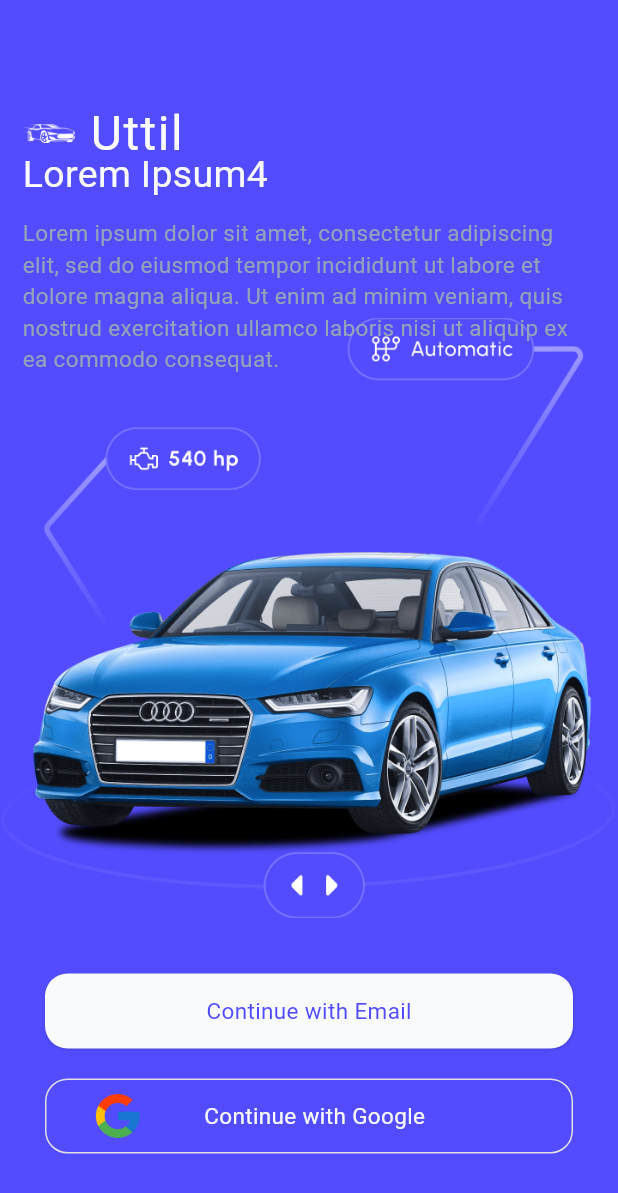
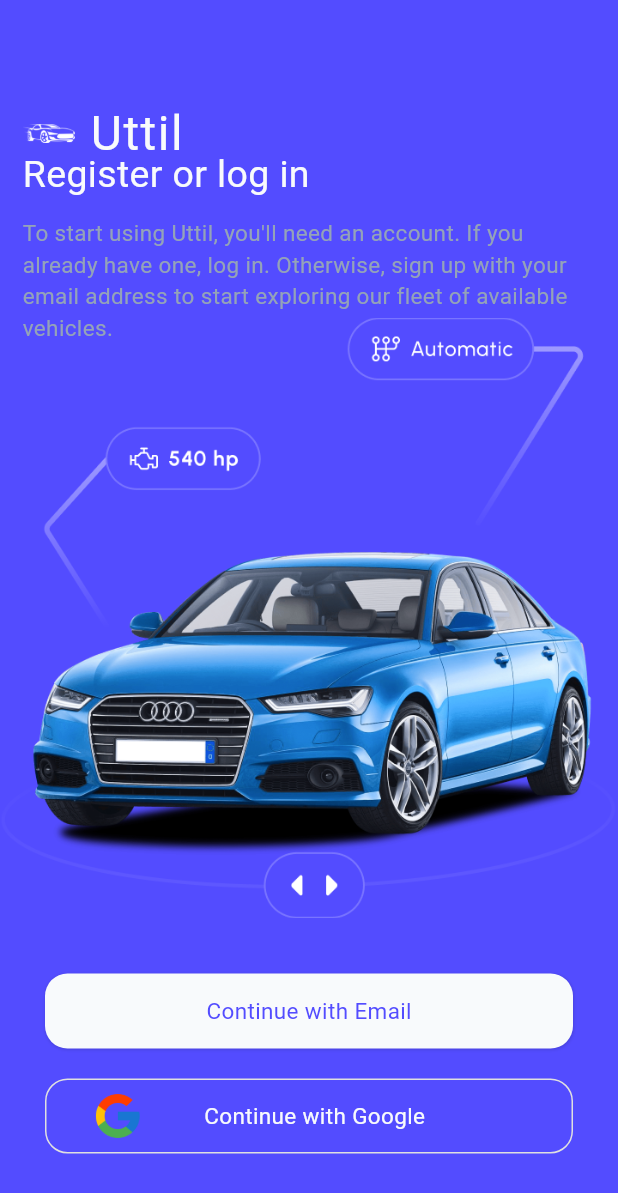
Before and after one commit to RenCarQuest/repot2, a Flutter app: the screen it shows after launch, after a tap on "Skip", on a phone screen of 412 x 824 dp. Shown: the top 1193 px of the screen. Run offline on Flutter 3.47's test engine with Material 3 defaults, Android fonts, the phone set to English and light mode, and no system bars; our stand-ins replace dio, equatable, flutter_bloc, fluttertoast, freezed_annotation, geocoding and 13 more; generated files the repository leaves out were written again; Roboto replaces fonts that are missing (Gilroy).

Commit message:
chore: add translated content to onboarding

```diff
--- a/CarGurus App/lib/core/l10n/app_en.arb
+++ b/CarGurus App/lib/core/l10n/app_en.arb
@@ -49,5 +49,13 @@
     "faqTitle8": "Can I rent a car at UTTIL for commercial or business use?",
     "faqAnswer8": "Yes, UTTIL offers options for rentals with commercial or business use; however, it is important to review the specific policies and restrictions related to this type of rental on our platform.",
     "faqTitle9": "How can I get discounts if I rent a car with UTTIL?",
-    "faqAnswer9": "The discounts we offer can be for several reasons: Discounts by the amount of rental time (the longer the time, the greater the discount), milestone system for rental amounts on our platform, if you complete more than 20 rentals with us, we will give you a 20% discount for your next rental."
+    "faqAnswer9": "The discounts we offer can be for several reasons: Discounts by the amount of rental time (the longer the time, the greater the discount), milestone system for rental amounts on our platform, if you complete more than 20 rentals with us, we will give you a 20% discount for your next rental.",
+    "onboardingTitle1": "Welcome to Uttil!",
+    "onboardingBody1": "Find the perfect vehicle for your transportation needs with Uttil.\nWhether it's a short trip or an extended adventure, we're here to help you get where you need to go.",
+    "onboardingTitle2": "Find your ideal vehicle",
+    "onboardingBody2": "Time to explore the best fleet of vehicles! Filter by vehicle type, location, and price to find the perfect option for your next trip.\nCheck out our advanced features like GPS navigation, child seats, and more!",
+    "onboardingTitle3": "Reserve and enjoy!",
+    "onboardingBody3": "Once you've found the perfect vehicle, book with just a few clicks. Select your desired dates and times, review your reservation details and confirm. Ready! You will receive a confirmation with all the details of your reservation.",
+    "onboardingTitle4": "Register or log in",
+    "onboardingBody4": "To start using Uttil, you'll need an account. If you already have one, log in. Otherwise, sign up with your email address to start exploring our fleet of available vehicles."
 }
--- a/CarGurus App/lib/core/l10n/app_es.arb
+++ b/CarGurus App/lib/core/l10n/app_es.arb
@@ -43,5 +43,13 @@
     "faqTitle8": "¿Puedo rentar un automóvil en UTTIL para uso comercial o de negocio?",
     "faqAnswer8": "Si, UTTIL ofrece opciones para alquileres con uso comercial o de negocio; no obstante es importante revisar las políticas y restricciones específicas relacionadas con este tipo de alquiler en nuestra plataforma.",
     "faqTitle9": "¿Cómo puedo obtener descuentos si rento un automóvil con UTTIL?",
-    "faqAnswer9": "Los descuentos que ofrecemos pueden ser por varias razones: Descuentos por cantidad de tiempo de alquiler (a más tiempo, mayor el descuento), sistema de hitos por canitdades de alquiler en nuestra plataforma, si completas más de 20 rentas con nosotros, te daremos un 20% de descuento para tu siguiente renta."
+    "faqAnswer9": "Los descuentos que ofrecemos pueden ser por varias razones: Descuentos por cantidad de tiempo de alquiler (a más tiempo, mayor el descuento), sistema de hitos por canitdades de alquiler en nuestra plataforma, si completas más de 20 rentas con nosotros, te daremos un 20% de descuento para tu siguiente renta.",
+    "onboardingTitle1": "¡Bienvenido a Uttil!",
+    "onboardingBody1": "Encuentra el vehículo perfecto para tus necesidades de transporte con Uttil.\nYa sea un viaje corto o una aventura prolongada, estamos aquí para ayudarte a llegar a donde necesitas ir.",
+    "onboardingTitle2": "Encuentra tu vehículo ideal",
+    "onboardingBody2": "¡Hora de explorar la mejor flota de vehículos! Filtra por tipo de vehículo, ubicación y precio para encontrar la opción perfecta para tu próximo viaje.\n¡Conoce nuestras características avanzadas como navegación GPS, asientos para niños y más!",
+    "onboardingTitle3": "¡Reserva y disfruta!",
+    "onboardingBody3": "Una vez que hayas encontrado el vehículo perfecto, reserva con solo unos pocos clics. Selecciona las fechas y horarios deseados, revisa los detalles de tu reserva y confirma. ¡Listo! Recibirás una confirmación con todos los detalles de tu reserva.",
+    "onboardingTitle4": "Regístrate o inicia sesión",
+    "onboardingBody4": "Para comenzar a usar Uttil, necesitarás una cuenta. Si ya tienes una, simplemente inicia sesión. De lo contrario, regístrate con tu dirección de correo electrónico para empezar a explorar nuestra flota de vehículos disponibles."
 }
--- a/CarGurus App/lib/data/data_sources/onboarding/onboarding_data_source.dart
+++ b/CarGurus App/lib/data/data_sources/onboarding/onboarding_data_source.dart
@@ -1,4 +1,5 @@
 import 'package:carguru/domain/models/onboarding/onboarding_model.dart';
+import 'package:flutter/material.dart';
 import 'package:injectable/injectable.dart';
 import 'onboarding_data_source_impl.dart';
 import '../../../core/utils/results.dart';
@@ -6,7 +7,7 @@ import '../../../core/utils/results.dart';
 
 @lazySingleton
 abstract class OnboardingDataSource {
-  Future<Result<List<OnboardingModel>>> getOnboarding();
+  Future<Result<List<OnboardingModel>>> getOnboarding(BuildContext context);
 
   @factoryMethod
   static OnboardingDataSource create() => OnboardingDataSourceImpl();
--- a/CarGurus App/lib/data/data_sources/onboarding/onboarding_data_source_impl.dart
+++ b/CarGurus App/lib/data/data_sources/onboarding/onboarding_data_source_impl.dart
@@ -1,6 +1,8 @@
+import 'package:carguru/core/l10n/extensions/app_localizations_context.dart';
 import 'package:carguru/core/utils/results.dart';
 import 'package:carguru/data/data_sources/onboarding/onboarding_data_source.dart';
 import 'package:carguru/domain/models/onboarding/onboarding_model.dart';
+import 'package:flutter/widgets.dart';
 
 import '../../../utils/App_content.dart';
 
@@ -8,16 +10,16 @@ class OnboardingDataSourceImpl implements OnboardingDataSource {
   OnboardingDataSourceImpl();
 
   @override
-  Future<Result<List<OnboardingModel>>> getOnboarding() {
-    return _mockData();
+  Future<Result<List<OnboardingModel>>> getOnboarding(BuildContext context) {
+    return _mockData(context);
   }
 
-  Future<Result<List<OnboardingModel>>> _mockData() async {
+  Future<Result<List<OnboardingModel>>> _mockData(BuildContext context) async {
     return Future(() => Result.success([
-      const OnboardingModel(title: "Lorem Ipsum1", description: "Lorem ipsum dolor sit amet, consectetur adipiscing elit, sed do eiusmod tempor incididunt ut labore et dolore magna aliqua. Ut enim ad minim veniam, quis nostrud exercitation ullamco laboris nisi ut aliquip ex ea commodo consequat.", image: Appcontent.onbording1),
-      const OnboardingModel(title: "Lorem Ipsum2", description: "Lorem ipsum dolor sit amet, consectetur adipiscing elit, sed do eiusmod tempor incididunt ut labore et dolore magna aliqua. Ut enim ad minim veniam, quis nostrud exercitation ullamco.", image: Appcontent.onbording2),
-      const OnboardingModel(title: "Lorem ipsum dolor sit amet, consectetur adipiscing elit3", description: "Lorem ipsum dolor sit amet, consectetur adipiscing elit, sed do eiusmod tempor incididunt ut labore et dolore magna aliqua.", image: Appcontent.onbording3),
-      const OnboardingModel(title: "Lorem Ipsum4", description: "Lorem ipsum dolor sit amet, consectetur adipiscing elit, sed do eiusmod tempor incididunt ut labore et dolore magna aliqua. Ut enim ad minim veniam, quis nostrud exercitation ullamco laboris nisi ut aliquip ex ea commodo consequat.", image: Appcontent.onbording2),
+      OnboardingModel(title: context.localization.onboardingTitle1, description: context.localization.onboardingBody1, image: Appcontent.onbording1),
+      OnboardingModel(title: context.localization.onboardingTitle2, description: context.localization.onboardingBody2, image: Appcontent.onbording2),
+      OnboardingModel(title: context.localization.onboardingTitle3, description: context.localization.onboardingBody3, image: Appcontent.onbording3),
+      OnboardingModel(title: context.localization.onboardingTitle4, description: context.localization.onboardingBody4, image: Appcontent.onbording2),
     ]));
   }
 }
--- a/CarGurus App/lib/data/repositories/onboarding/onboarding_repository_impl.dart
+++ b/CarGurus App/lib/data/repositories/onboarding/onboarding_repository_impl.dart
@@ -1,6 +1,7 @@
 import 'package:carguru/core/utils/results.dart';
 import 'package:carguru/domain/models/onboarding/onboarding_model.dart';
 import 'package:carguru/domain/repositories/onboarding/onboarding_repository.dart';
+import 'package:flutter/widgets.dart';
 
 import '../../data_sources/onboarding/onboarding_data_source.dart';
 
@@ -10,8 +11,8 @@ class OnboardingRepositoryImpl implements OnboardingRepository {
   final OnboardingDataSource _dataSource;
 
   @override
-  Future<Result<List<OnboardingModel>>> getOnboarding() {
-    return _dataSource.getOnboarding().then((result) {
+  Future<Result<List<OnboardingModel>>> getOnboarding(BuildContext context) {
+    return _dataSource.getOnboarding(context).then((result) {
       return result;
     });
   }
--- a/CarGurus App/lib/domain/repositories/onboarding/onboarding_repository.dart
+++ b/CarGurus App/lib/domain/repositories/onboarding/onboarding_repository.dart
@@ -1,13 +1,14 @@
 import 'package:carguru/data/data_sources/onboarding/onboarding_data_source.dart';
 import 'package:carguru/data/repositories/onboarding/onboarding_repository_impl.dart';
 import 'package:carguru/domain/models/onboarding/onboarding_model.dart';
+import 'package:flutter/material.dart';
 import 'package:injectable/injectable.dart';
 
 import '../../../core/utils/results.dart';
 
 @lazySingleton
 abstract class OnboardingRepository {
-  Future<Result<List<OnboardingModel>>> getOnboarding();
+  Future<Result<List<OnboardingModel>>> getOnboarding(BuildContext context);
 
   @factoryMethod
   static OnboardingRepository create({
--- a/CarGurus App/lib/domain/use_cases/onboarding/get_onboarding_use_case.dart
+++ b/CarGurus App/lib/domain/use_cases/onboarding/get_onboarding_use_case.dart
@@ -1,5 +1,6 @@
 import 'package:carguru/domain/models/onboarding/onboarding_model.dart';
 import 'package:carguru/domain/repositories/onboarding/onboarding_repository.dart';
+import 'package:flutter/widgets.dart';
 import 'package:injectable/injectable.dart';
 
 import '../../../core/utils/results.dart';
@@ -10,7 +11,7 @@ class GetOnboardingUseCase {
 
   final OnboardingRepository _onboardingRepository;
 
-  Future<Result<List<OnboardingModel>>> invoke() {
-    return _onboardingRepository.getOnboarding();
+  Future<Result<List<OnboardingModel>>> invoke(BuildContext context) {
+    return _onboardingRepository.getOnboarding(context);
   }
 }
--- a/CarGurus App/lib/presentation/features/onboarding/onboarding_cubit.dart
+++ b/CarGurus App/lib/presentation/features/onboarding/onboarding_cubit.dart
@@ -1,5 +1,6 @@
 import 'package:carguru/domain/models/onboarding/onboarding_model.dart';
 import 'package:carguru/domain/use_cases/onboarding/get_onboarding_use_case.dart';
+import 'package:flutter/widgets.dart';
 import 'package:freezed_annotation/freezed_annotation.dart';
 import 'package:injectable/injectable.dart';
 import 'package:flutter_bloc/flutter_bloc.dart';
@@ -18,9 +19,9 @@ class OnboardingCubit extends Cubit<OnboardingState> {
     emit(state.copyWith(currentPage: newIndex));
   }
 
-  Future<void> getOnboarding() async {
+  Future<void> getOnboarding(BuildContext context) async {
     emit(state.copyWith(isLoading: true));
-    final result = await _getOnboardingUseCase.invoke();
+    final result = await _getOnboardingUseCase.invoke(context);
     if (result.isFailure) {
       emit(state.copyWith(
         errorMessage: result.error.toString(),
--- a/CarGurus App/lib/presentation/features/onboarding/onboarding_screen.dart
+++ b/CarGurus App/lib/presentation/features/onboarding/onboarding_screen.dart
@@ -28,7 +28,7 @@ class _OnboardingScreenState extends State<OnboardingScreen> {
   void initState() {
     getDarkModePreviousState();
     super.initState();
-    context.read<OnboardingCubit>().getOnboarding();
+    context.read<OnboardingCubit>().getOnboarding(context);
   }
 
   @override
```
